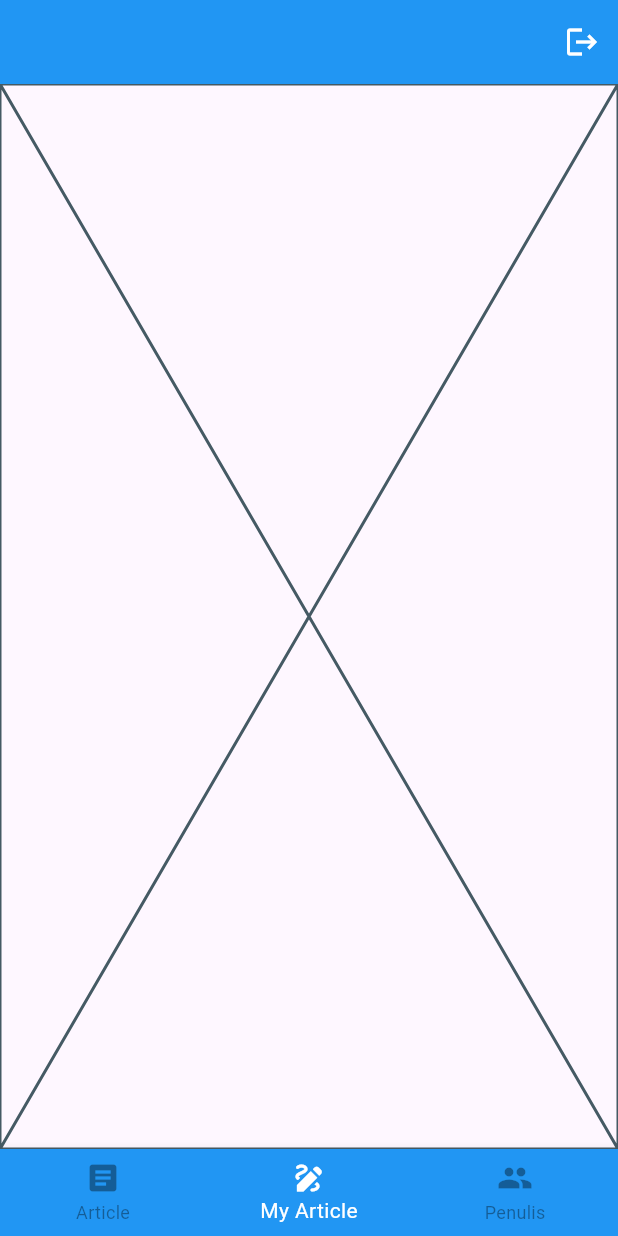
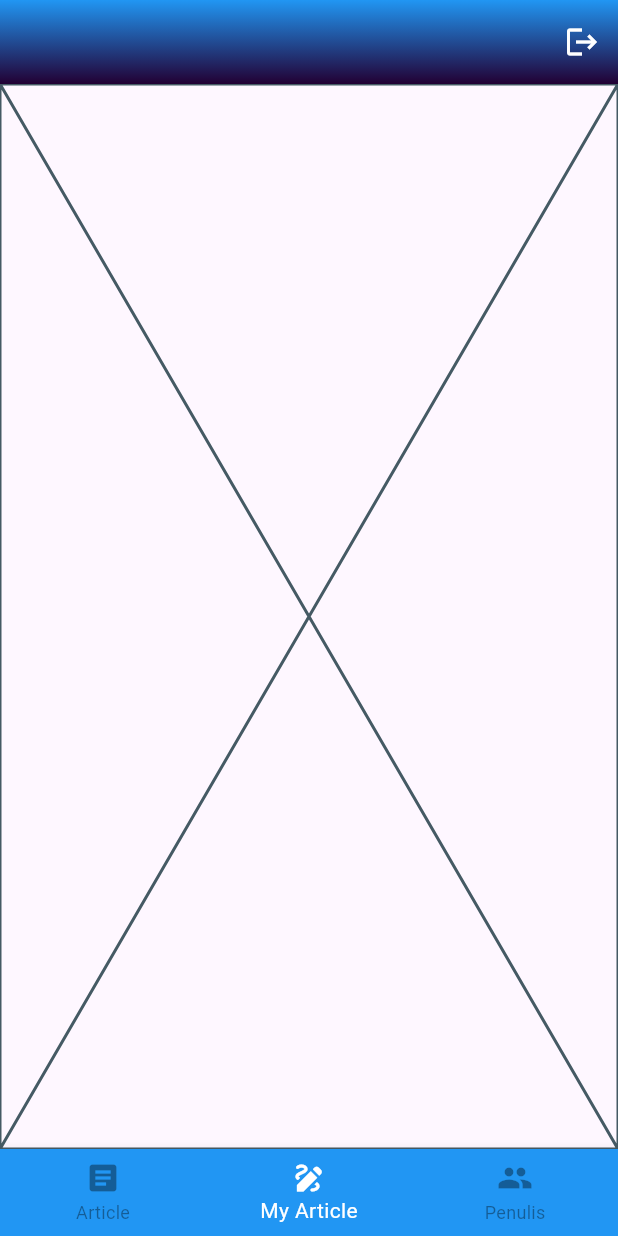
Before and after one commit to r0n1-putr4/App-Berita-2026, a Flutter app: the HomePage screen opened by its route, item 2 of the bottom bar chosen, on a phone screen of 412 x 824 dp. Run offline on Flutter 3.47's test engine with Material 3 defaults, Android fonts, the phone set to English and light mode, and no system bars; our stand-ins replace awesome_dialog, go_router, image_picker, shared_preferences; accounts and stored records are empty; network calls fail.

Commit message:
Update Code

```diff
--- a/lib/views/home_page.dart
+++ b/lib/views/home_page.dart
@@ -35,10 +35,11 @@ class _HomePageState extends State<HomePage> {
   }
 
   String full_name = "";
+
   void _loadSession() async {
     Map<String, dynamic> session = await SessionManager.getSession();
     setState(() {
-      full_name = session['username'];
+      full_name = session['full_name'];
     });
   }
 
@@ -53,7 +54,16 @@ class _HomePageState extends State<HomePage> {
   Widget build(BuildContext context) {
     return Scaffold(
       appBar: AppBar(
-        backgroundColor: Colors.blue,
+        flexibleSpace: Container(
+          decoration: const BoxDecoration(
+            gradient: LinearGradient(
+              begin: Alignment.topCenter,
+              end: Alignment.bottomCenter,
+              colors: [Colors.blue, Color(0xFF220033)],
+            ),
+          ),
+        ),
+
         title: Text(full_name, style: TextStyle(color: Colors.white)),
         actions: [
           IconButton(
```
Also changed, not shown: api-berita/public/images/1781352163_1000000018.jpg (added).
